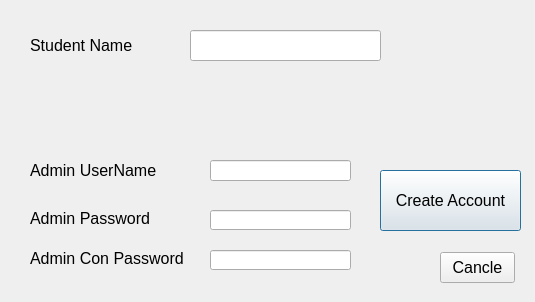
The window that createadmin.ui (dkithmal/BinduProjectStudent) describes before a commit, drawn with Qt 5.
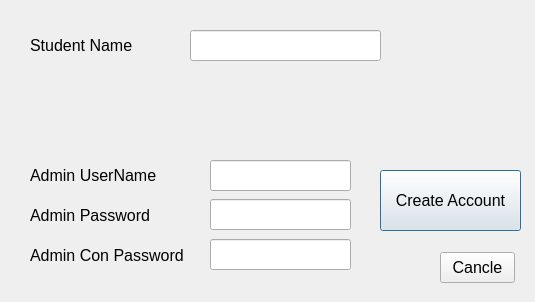
The same window after the commit.

What changed in the file:
```diff
--- a/createadmin.ui
+++ b/createadmin.ui
@@ -47,7 +47,7 @@
      <x>30</x>
      <y>160</y>
      <width>131</width>
-     <height>21</height>
+     <height>31</height>
     </rect>
    </property>
    <property name="font">
@@ -63,9 +63,9 @@
    <property name="geometry">
     <rect>
      <x>30</x>
-     <y>210</y>
+     <y>205</y>
      <width>121</width>
-     <height>16</height>
+     <height>21</height>
     </rect>
    </property>
    <property name="font">
@@ -81,9 +81,9 @@
    <property name="geometry">
     <rect>
      <x>30</x>
-     <y>250</y>
+     <y>245</y>
      <width>161</width>
-     <height>16</height>
+     <height>21</height>
     </rect>
    </property>
    <property name="text">
@@ -96,7 +96,7 @@
      <x>210</x>
      <y>160</y>
      <width>141</width>
-     <height>21</height>
+     <height>31</height>
     </rect>
    </property>
   </widget>
@@ -104,9 +104,9 @@
    <property name="geometry">
     <rect>
      <x>210</x>
-     <y>210</y>
+     <y>199</y>
      <width>141</width>
-     <height>20</height>
+     <height>31</height>
     </rect>
    </property>
    <property name="echoMode">
@@ -117,9 +117,9 @@
    <property name="geometry">
     <rect>
      <x>210</x>
-     <y>250</y>
+     <y>239</y>
      <width>141</width>
-     <height>20</height>
+     <height>31</height>
     </rect>
    </property>
    <property name="echoMode">
```
